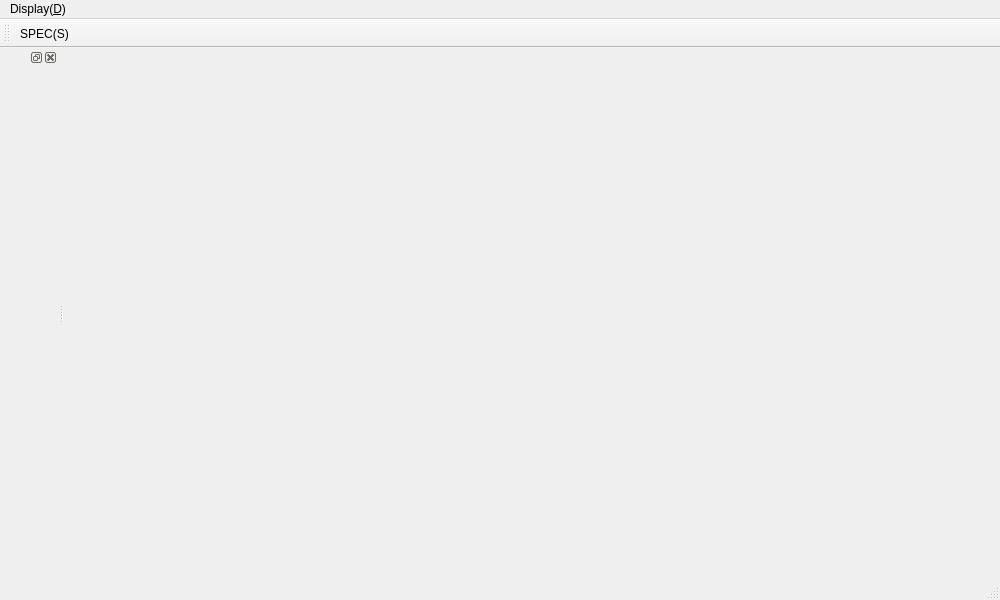
zhouxinlzu/Qt_sdr, file kc_sdr/mainwindow.ui: the form before one commit.
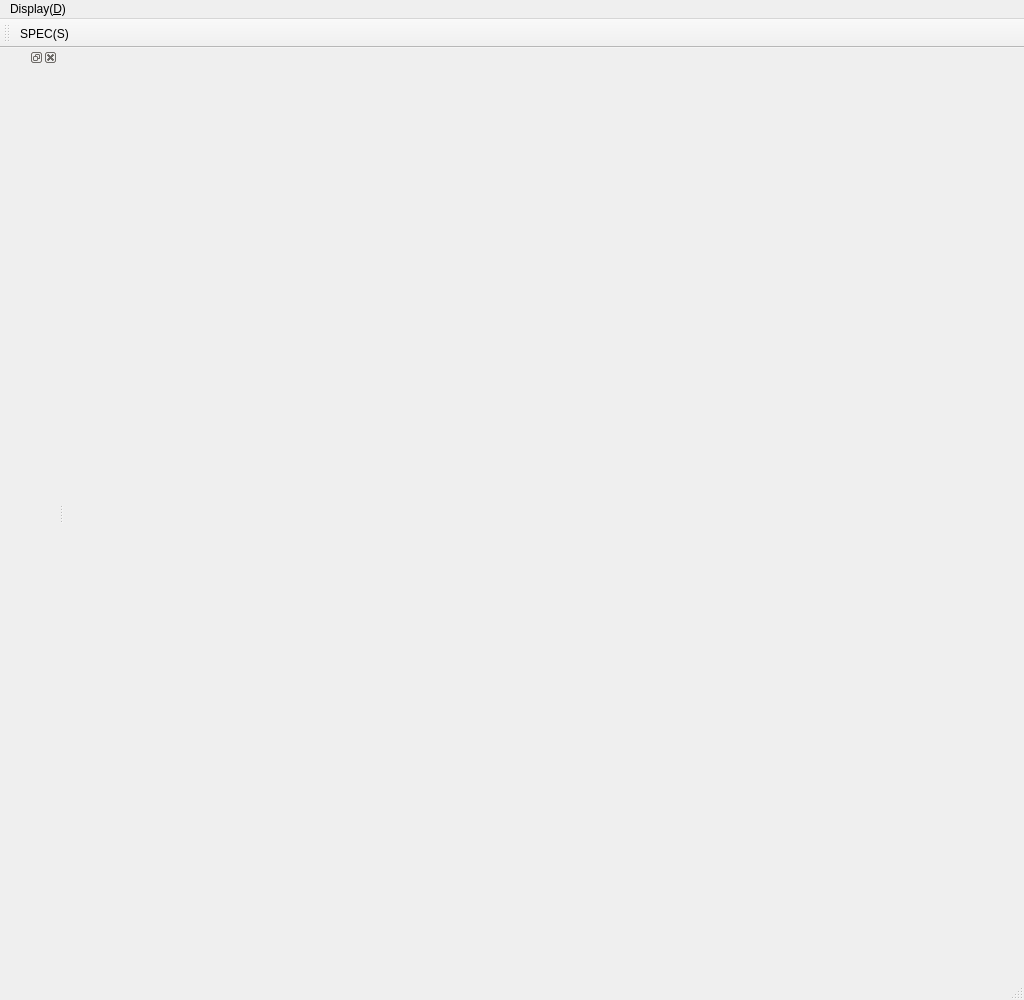
The form after the commit. Icons and pictures are not drawn. Custom widgets are drawn as their Qt base class.

Patch:
```diff
--- a/kc_sdr/mainwindow.ui
+++ b/kc_sdr/mainwindow.ui
@@ -6,8 +6,8 @@
    <rect>
     <x>0</x>
     <y>0</y>
-    <width>1000</width>
-    <height>600</height>
+    <width>1024</width>
+    <height>1000</height>
    </rect>
   </property>
   <property name="windowTitle">
@@ -19,8 +19,8 @@
     <rect>
      <x>0</x>
      <y>0</y>
-     <width>1000</width>
-     <height>23</height>
+     <width>1024</width>
+     <height>22</height>
     </rect>
    </property>
    <widget class="QMenu" name="menuDisplay_D">
```
